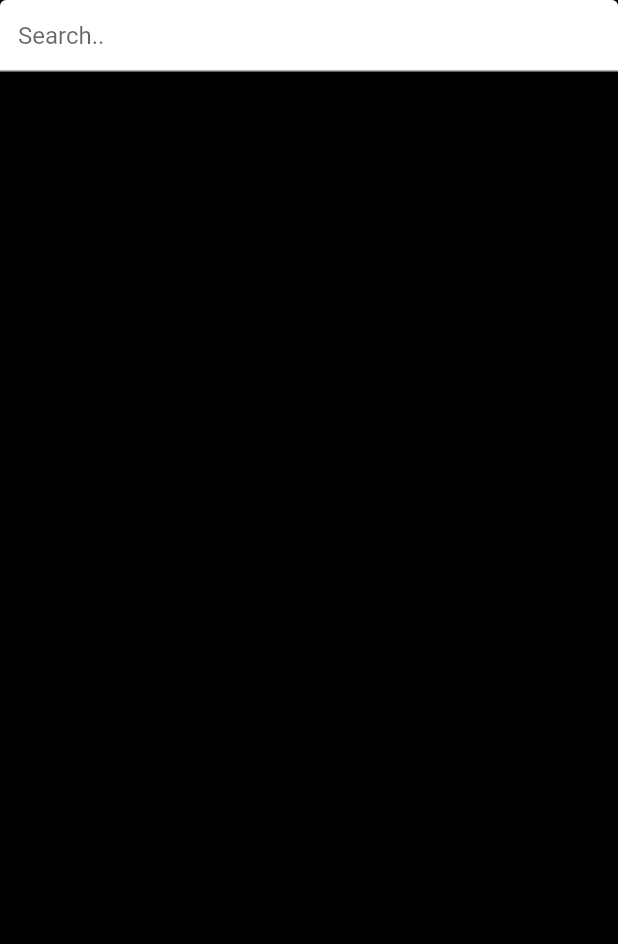
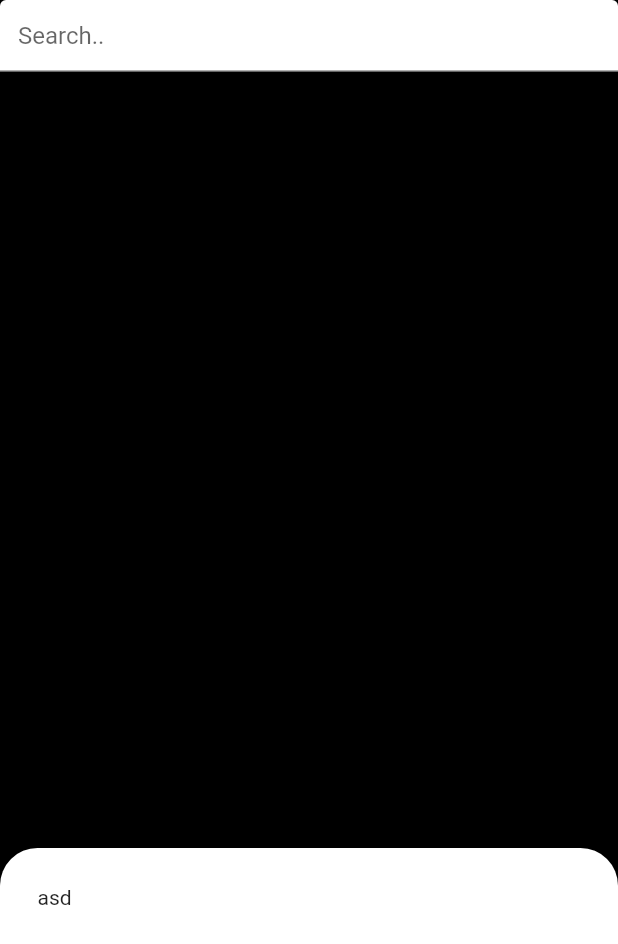
Before and after one commit to ikartikgautam/fret-music, a Flutter app: the screen it shows after launch, on a phone screen of 412 x 824 dp. Shown: the top 944 px of the screen. Run offline on Flutter 3.47's test engine with Material 2 defaults, Android fonts, the phone set to English and light mode, and no system bars; missing offline and left inert: flutter_ffmpeg, youtube_explode_dart.

Commit message:
added 3 paart UI in the player.dart file

```diff
--- a/lib/screens/player.dart
+++ b/lib/screens/player.dart
@@ -26,6 +26,24 @@ class _PlayerState extends State<Player> {
                 },
               ),
               // Player Info
+              Expanded(
+                flex: 2,
+                child: Container(
+                  child: Text('asd'),
+                ),
+              ),
+              Expanded(
+                  flex: 1,
+                  child: Container(
+                    decoration: BoxDecoration(
+                        borderRadius: BorderRadius.only(
+                            topLeft: Radius.circular(25),
+                            topRight: Radius.circular(25)),
+                        color: Colors.white),
+                    child: Text('asd'),
+                    width: double.infinity,
+                    padding: EdgeInsets.all(25),
+                  )),
             ],
           ),
           width: double.infinity,
```
